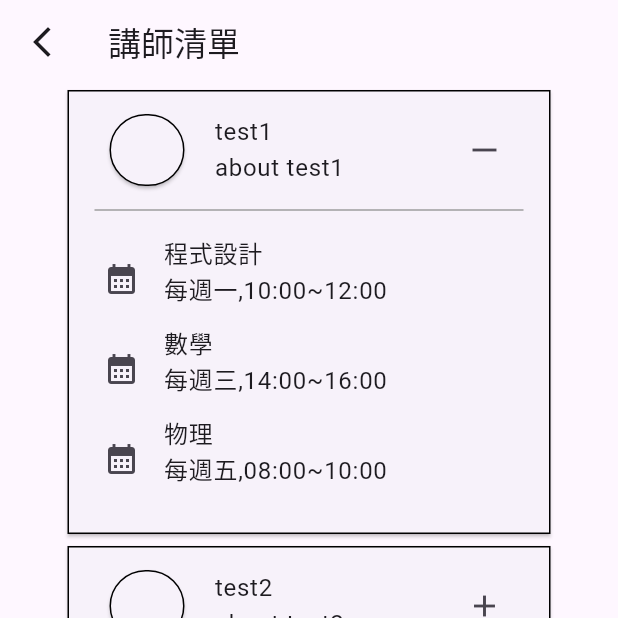
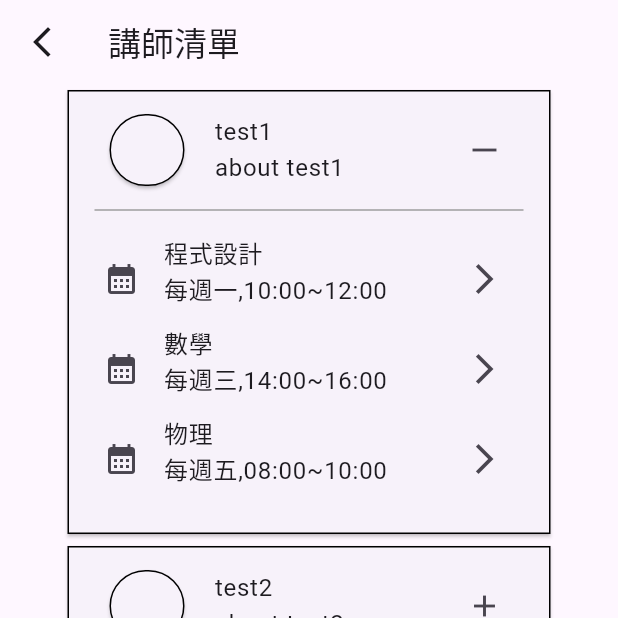
Before and after one commit to kentlin0919/test_app, a Flutter app: the screen it shows after launch, after a tap on "test1", on a phone screen of 412 x 824 dp, the top half of it. Run offline on Flutter 3.47's test engine with Material 3 defaults, Android fonts, the phone set to English and light mode, and no system bars; our stand-ins replace get.

Commit message:
fix: 維修icon

```diff
--- a/lib/home/ListView.dart
+++ b/lib/home/ListView.dart
@@ -9,22 +9,12 @@ class listView extends GetView<ListViewController> {
 
   @override
   Widget build(BuildContext context) {
-    debugPrint("tt${controller.text.length}");
-
     return Scaffold(
       appBar: HomeAppBarWidget(),
       body: Obx(() => Center(
             child: Column(
               crossAxisAlignment: CrossAxisAlignment.center,
               children: [
-                // InkWell(
-                //   child: Text("data"),
-                //   onTap: () {
-                //     controller.booltest =
-                //         controller.booltest.isTrue ? false.obs : true.obs;
-                //     debugPrint("${controller.booltest}");
-                //   },
-                // ),
                 Expanded(
                   child: SizedBox(
                     width: 330,
--- a/lib/home/widget/ListCardView.dart
+++ b/lib/home/widget/ListCardView.dart
@@ -71,6 +71,8 @@ class _ListCardViewState extends State<ListCardView> {
                           final className = widget.data["class"][index];
                           return SizedBox(
                             height: 60,
+                            child: InkWell(
+                              onTap: () {},
                               child: ListTile(
                                 leading: const Icon(Icons.calendar_month),
                                 title: Column(
@@ -80,6 +82,8 @@ class _ListCardViewState extends State<ListCardView> {
                                     Text("${className["className"]}"),
                                     Text("${className["time"]}")
                                   ],
+                                ),
+                                trailing: Icon(Icons.arrow_forward_ios),
                               ),
                             ),
                           );
```
Also changed, not shown: 7 other files. Lines whose indentation alone changed are shown as unchanged.
